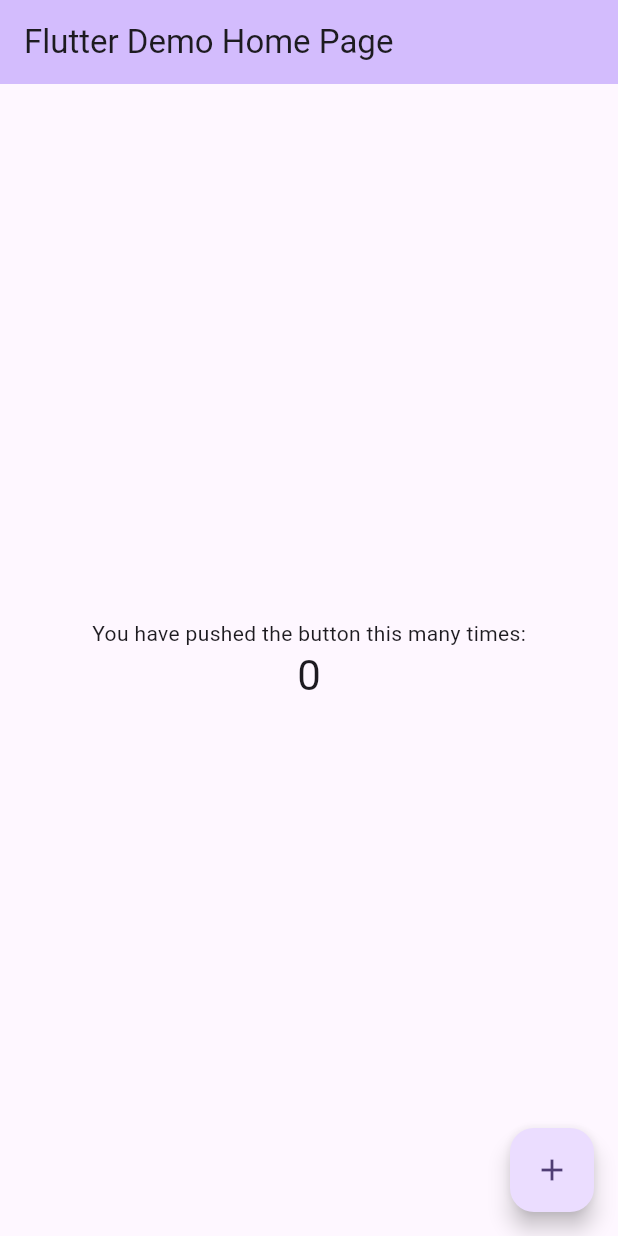
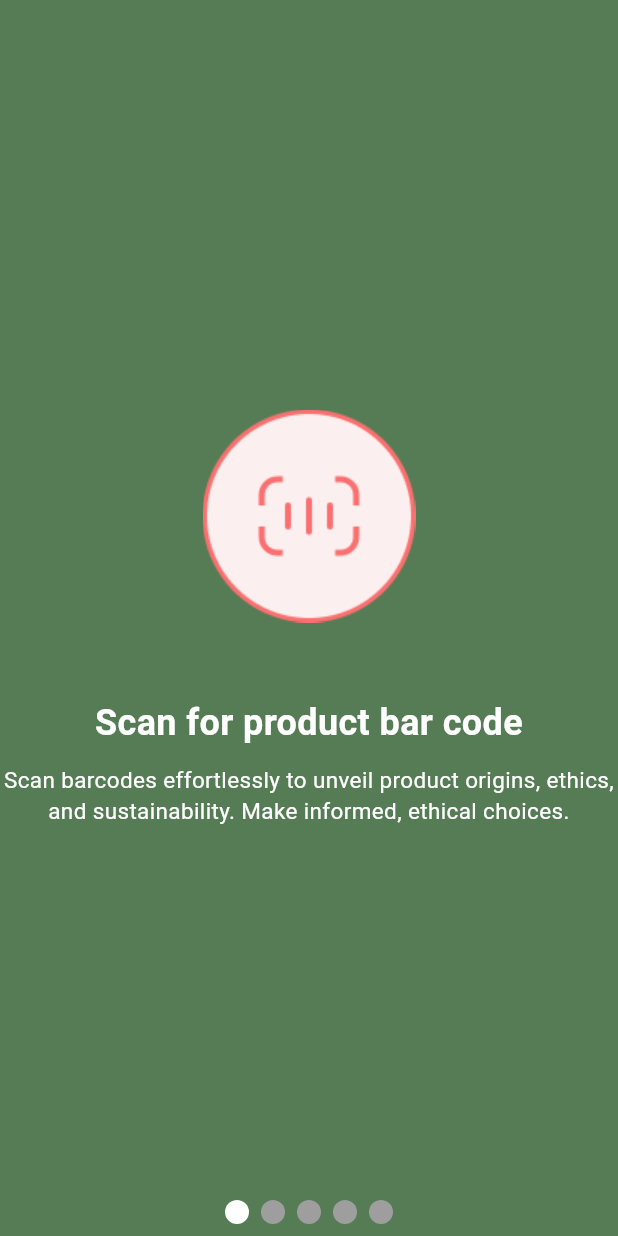
Before and after one commit to hakimnazry24/Boicott, a Flutter app: the screen it shows after launch, on a phone screen of 412 x 824 dp. Run offline on Flutter 3.47's test engine with Material 3 defaults, Android fonts, the light colour scheme and no system bars; drawn by our look-alikes of smooth_page_indicator.

Commit message:
add introduction page

```diff
--- a/lib/main.dart
+++ b/lib/main.dart
@@ -1,125 +1,19 @@
-import 'package:flutter/material.dart';
+import "package:boicott/pages/introduction_page/introduction_page.dart";
+import "package:flutter/material.dart";
 
-void main() {
-  runApp(const MyApp());
+main() {
+  runApp(MyApp());
 }
 
 class MyApp extends StatelessWidget {
   const MyApp({super.key});
 
-  // This widget is the root of your application.
   @override
   Widget build(BuildContext context) {
     return MaterialApp(
-      title: 'Flutter Demo',
-      theme: ThemeData(
-        // This is the theme of your application.
-        //
-        // TRY THIS: Try running your application with "flutter run". You'll see
-        // the application has a purple toolbar. Then, without quitting the app,
-        // try changing the seedColor in the colorScheme below to Colors.green
-        // and then invoke "hot reload" (save your changes or press the "hot
-        // reload" button in a Flutter-supported IDE, or press "r" if you used
-        // the command line to start the app).
-        //
-        // Notice that the counter didn't reset back to zero; the application
-        // state is not lost during the reload. To reset the state, use hot
-        // restart instead.
-        //
-        // This works for code too, not just values: Most code changes can be
-        // tested with just a hot reload.
-        colorScheme: ColorScheme.fromSeed(seedColor: Colors.deepPurple),
-        useMaterial3: true,
-      ),
-      home: const MyHomePage(title: 'Flutter Demo Home Page'),
-    );
+        debugShowCheckedModeBanner: false,
+        home: Scaffold(
+          body: IntroductionPage(),
+        ));
   }
 }
-
-class MyHomePage extends StatefulWidget {
-  const MyHomePage({super.key, required this.title});
-
-  // This widget is the home page of your application. It is stateful, meaning
-  // that it has a State object (defined below) that contains fields that affect
-  // how it looks.
-
-  // This class is the configuration for the state. It holds the values (in this
-  // case the title) provided by the parent (in this case the App widget) and
-  // used by the build method of the State. Fields in a Widget subclass are
-  // always marked "final".
-
-  final String title;
-
-  @override
-  State<MyHomePage> createState() => _MyHomePageState();
-}
-
-class _MyHomePageState extends State<MyHomePage> {
-  int _counter = 0;
-
-  void _incrementCounter() {
-    setState(() {
-      // This call to setState tells the Flutter framework that something has
-      // changed in this State, which causes it to rerun the build method below
-      // so that the display can reflect the updated values. If we changed
-      // _counter without calling setState(), then the build method would not be
-      // called again, and so nothing would appear to happen.
-      _counter++;
-    });
-  }
-
-  @override
-  Widget build(BuildContext context) {
-    // This method is rerun every time setState is called, for instance as done
-    // by the _incrementCounter method above.
-    //
-    // The Flutter framework has been optimized to make rerunning build methods
-    // fast, so that you can just rebuild anything that needs updating rather
-    // than having to individually change instances of widgets.
-    return Scaffold(
-      appBar: AppBar(
-        // TRY THIS: Try changing the color here to a specific color (to
-        // Colors.amber, perhaps?) and trigger a hot reload to see the AppBar
-        // change color while the other colors stay the same.
-        backgroundColor: Theme.of(context).colorScheme.inversePrimary,
-        // Here we take the value from the MyHomePage object that was created by
-        // the App.build method, and use it to set our appbar title.
-        title: Text(widget.title),
-      ),
-      body: Center(
-        // Center is a layout widget. It takes a single child and positions it
-        // in the middle of the parent.
-        child: Column(
-          // Column is also a layout widget. It takes a list of children and
-          // arranges them vertically. By default, it sizes itself to fit its
-          // children horizontally, and tries to be as tall as its parent.
-          //
-          // Column has various properties to control how it sizes itself and
-          // how it positions its children. Here we use mainAxisAlignment to
-          // center the children vertically; the main axis here is the vertical
-          // axis because Columns are vertical (the cross axis would be
-          // horizontal).
-          //
-          // TRY THIS: Invoke "debug painting" (choose the "Toggle Debug Paint"
-          // action in the IDE, or press "p" in the console), to see the
-          // wireframe for each widget.
-          mainAxisAlignment: MainAxisAlignment.center,
-          children: <Widget>[
-            const Text(
-              'You have pushed the button this many times:',
-            ),
-            Text(
-              '$_counter',
-              style: Theme.of(context).textTheme.headlineMedium,
-            ),
-          ],
-        ),
-      ),
-      floatingActionButton: FloatingActionButton(
-        onPressed: _incrementCounter,
-        tooltip: 'Increment',
-        child: const Icon(Icons.add),
-      ), // This trailing comma makes auto-formatting nicer for build methods.
-    );
-  }
-}
--- /dev/null
+++ b/lib/pages/introduction_page/introduction_page.dart
@@ -0,0 +1,73 @@
+import 'package:boicott/pages/home_page/home_page.dart';
+import 'package:boicott/pages/introduction_page/introduction_page_1.dart';
+import 'package:boicott/pages/introduction_page/introduction_page_2.dart';
+import 'package:boicott/pages/introduction_page/introduction_page_3.dart';
+import 'package:boicott/pages/introduction_page/introduction_page_4.dart';
+import 'package:boicott/pages/introduction_page/introduction_page_5.dart';
+import 'package:flutter/material.dart';
+import "package:smooth_page_indicator/smooth_page_indicator.dart";
+
+class IntroductionPage extends StatefulWidget {
+  const IntroductionPage({super.key});
+
+  @override
+  State<IntroductionPage> createState() => _IntroductionPageState();
+}
+
+class _IntroductionPageState extends State<IntroductionPage> {
+  final controller = PageController();
+  int currentPage = 0;
+
+  @override
+  void initState() {
+    super.initState();
+    controller.addListener(() {
+      setState(() {
+        currentPage = controller.page!.round();
+      });
+    });
+  }
+
+  @override
+  Widget build(BuildContext context) {
+    return Scaffold(
+      body: Stack(
+        children: <Widget>[
+          PageView(
+            controller: controller,
+            children: <Widget>[
+              IntroductionPage1(),
+              IntroductionPage2(),
+              IntroductionPage3(),
+              IntroductionPage4(),
+              IntroductionPage5(),
+            ],
+          ),
+          Positioned(
+            bottom: 0,
+            left: 0,
+            right: 0,
+            child: Padding(
+              padding: const EdgeInsets.all(8.0),
+              child: Center(
+                child: SmoothPageIndicator(
+                  controller: controller,
+                  count: 5,
+                  effect: ColorTransitionEffect(activeDotColor: Colors.white),
+                ),
+              ),
+            ),
+          ),
+        ],
+      ),
+      floatingActionButton: currentPage == 4
+          ? FloatingActionButton(
+            onPressed: () {
+              Navigator.push(
+                  context, MaterialPageRoute(builder: (context) => HomePage()));
+            }, child: Icon(Icons.forward),)
+          : null,
+
+    );
+  }
+}
--- /dev/null
+++ b/lib/pages/introduction_page/introduction_page_1.dart
@@ -0,0 +1,35 @@
+import 'package:flutter/material.dart';
+
+class IntroductionPage1 extends StatelessWidget {
+  const IntroductionPage1({super.key});
+
+  @override
+  Widget build(BuildContext context) {
+    return Scaffold(
+      backgroundColor: Color.fromRGBO(85, 124, 85, 1),
+      body: Column(
+        mainAxisAlignment: MainAxisAlignment.center,
+        children: [
+          Image.asset("lib/images/introduction_page/scan.png"),
+          const SizedBox(
+            height: 50,
+          ),
+          const Text(
+            "Scan for product bar code",
+            style: TextStyle(
+                color: Colors.white, fontSize: 24, fontWeight: FontWeight.w600),
+                textAlign: TextAlign.center,
+          ),
+          const SizedBox(
+            height: 10,
+          ),
+          const Text(
+            "Scan barcodes effortlessly to unveil product origins, ethics, and sustainability. Make informed, ethical choices.",
+            style: TextStyle(color: Colors.white, fontSize: 15, ),
+            textAlign: TextAlign.center,
+          )
+        ],
+      ),
+    );
+  }
+}
```
Also changed, not shown: lib/pages/home_page/home_page.dart (added, +10 -0 lines), lib/pages/introduction_page/introduction_page_2.dart (added, +35 -0 lines), lib/pages/introduction_page/introduction_page_3.dart (added, +35 -0 lines), lib/pages/introduction_page/introduction_page_4.dart (added, +35 -0 lines), lib/pages/introduction_page/introduction_page_5.dart (added, +35 -0 lines), pubspec.yaml (+6 -14 lines), lib/images/introduction_page/add.png (added), lib/images/introduction_page/blockchain.png (added), lib/images/introduction_page/chatbot.png (added), lib/images/introduction_page/list.png (added), lib/images/introduction_page/scan.png (added), pubspec.lock.
